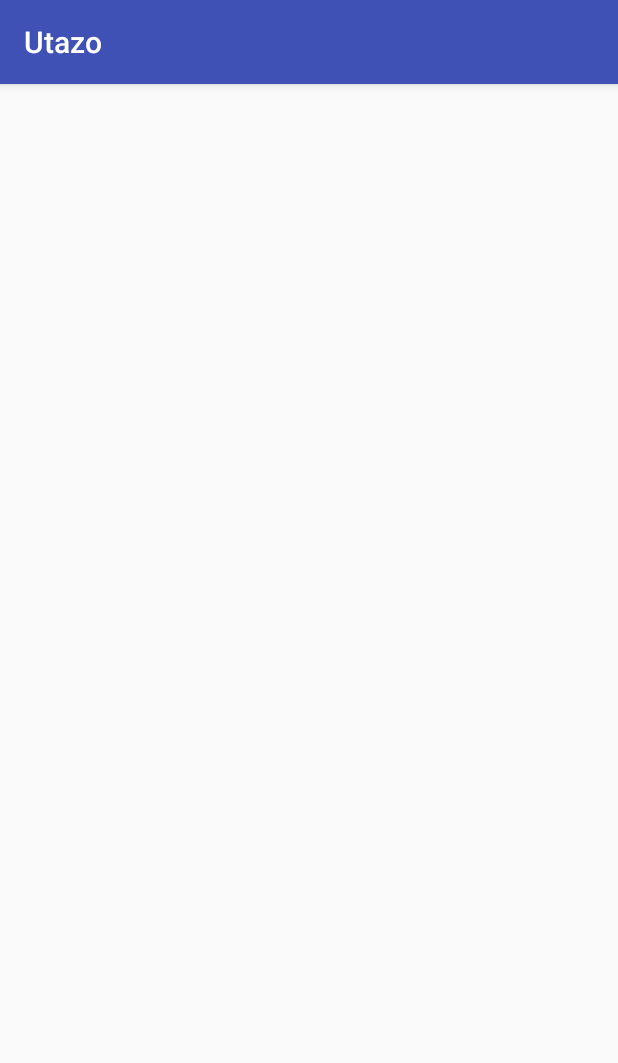
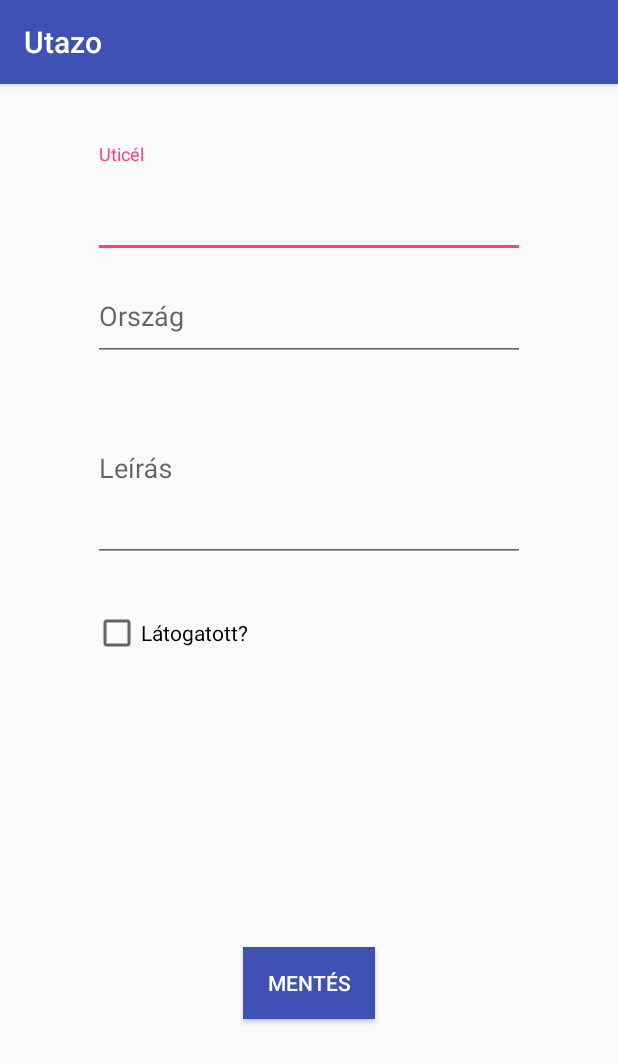
Before and after one commit to adaamko/Utazo, an Android app: the DetailsActivity screen opened directly, with no data from a screen before it, on a phone screen of 412 x 824 dp. Shown: the top 1063 px of the screen. Run offline under Robolectric (Android 15) with nearby library versions, the phone set to English and light mode, and no system bars; our stand-ins replace Dagger/Hilt's generated code.

Commit message:
Details UI

```diff
--- a/app/build.gradle
+++ b/app/build.gradle
@@ -75,4 +75,5 @@ dependencies {
 
     // ORM
     compile 'com.github.satyan:sugar:1.5'
+    implementation 'com.android.support:gridlayout-v7:27.1.0'
 }
--- a/app/src/main/res/layout/activity_details.xml
+++ b/app/src/main/res/layout/activity_details.xml
@@ -1,8 +1,83 @@
 <android.support.constraint.ConstraintLayout xmlns:android="http://schemas.android.com/apk/res/android"
+    xmlns:app="http://schemas.android.com/apk/res-auto"
     xmlns:tools="http://schemas.android.com/tools"
     android:id="@+id/fragment"
     android:name="com.example.mobsoft.utazo.ui.destinations.DestinationsFragment"
     android:layout_width="match_parent"
     android:layout_height="match_parent" >
 
+    <LinearLayout
+        android:id="@+id/linearLayout"
+        android:layout_width="288dp"
+        android:layout_height="390dp"
+        android:layout_marginEnd="8dp"
+        android:layout_marginStart="8dp"
+        android:layout_marginTop="40dp"
+        android:orientation="vertical"
+        app:layout_constraintEnd_toEndOf="parent"
+        app:layout_constraintStart_toStartOf="parent"
+        app:layout_constraintTop_toTopOf="parent">
+
+        <android.support.design.widget.TextInputLayout
+            android:layout_width="match_parent"
+            android:layout_height="373dp">
+
+            <android.support.design.widget.TextInputLayout
+                android:layout_width="match_parent"
+                android:layout_height="match_parent">
+
+                <android.support.design.widget.TextInputLayout
+                    android:layout_width="match_parent"
+                    android:layout_height="match_parent">
+
+                    <android.support.design.widget.TextInputLayout
+                        android:layout_width="match_parent"
+                        android:layout_height="match_parent">
+
+                        <CheckBox
+                            android:id="@+id/checkBox"
+                            android:layout_width="match_parent"
+                            android:layout_height="72dp"
+                            android:layout_weight="1"
+                            android:text="Látogatott?" />
+                    </android.support.design.widget.TextInputLayout>
+
+                    <android.support.design.widget.TextInputEditText
+                        android:layout_width="match_parent"
+                        android:layout_height="123dp"
+                        android:hint="Leírás"
+                        android:inputType="textShortMessage|textLongMessage" />
+                </android.support.design.widget.TextInputLayout>
+
+                <android.support.design.widget.TextInputEditText
+                    android:layout_width="match_parent"
+                    android:layout_height="58dp"
+                    android:hint="Ország"
+                    android:inputType="text" />
+            </android.support.design.widget.TextInputLayout>
+
+            <android.support.design.widget.TextInputEditText
+                android:layout_width="match_parent"
+                android:layout_height="65dp"
+                android:hint="Uticél"
+                android:inputType="textPersonName" />
+        </android.support.design.widget.TextInputLayout>
+    </LinearLayout>
+
+    <Button
+        android:id="@+id/button2"
+        android:layout_width="wrap_content"
+        android:layout_height="wrap_content"
+        android:layout_marginBottom="8dp"
+        android:layout_marginEnd="8dp"
+        android:layout_marginStart="8dp"
+        android:layout_marginTop="8dp"
+        android:background="@color/colorPrimary"
+        android:text="Mentés"
+        android:textColor="@android:color/background_light"
+        app:layout_constraintBottom_toBottomOf="parent"
+        app:layout_constraintEnd_toEndOf="parent"
+        app:layout_constraintStart_toStartOf="parent"
+        app:layout_constraintTop_toBottomOf="@+id/linearLayout" />
+
 </android.support.constraint.ConstraintLayout>
```
